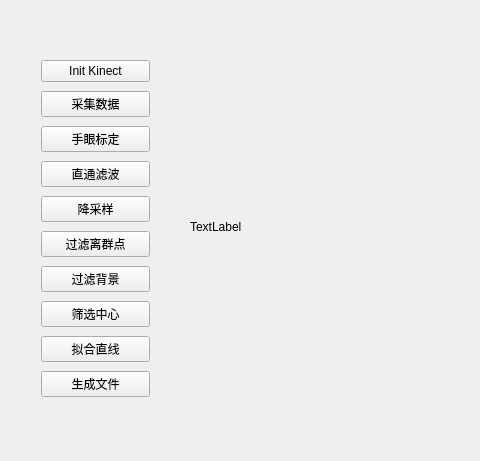
Before: the Qt Designer form project_qt.ui in SneakyLearning/project_qt, drawn with Qt 5; both pictures show x 0 to 480 and y 101 to 562 of the 1058 by 666 pixel window.
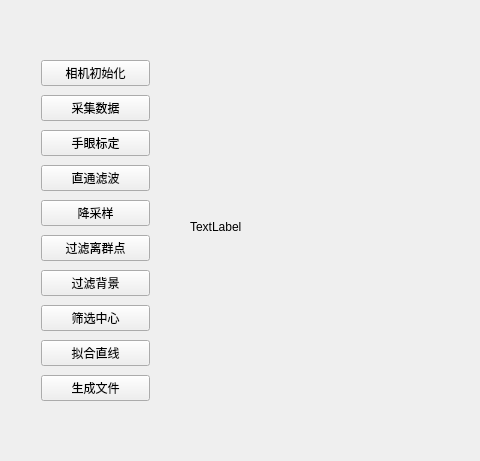
After: the same form once the commit is applied. Custom widgets are drawn as their Qt base class.

```diff
--- a/project_qt.ui
+++ b/project_qt.ui
@@ -43,7 +43,7 @@
      <item>
       <widget class="QPushButton" name="pushButton_init">
        <property name="text">
-        <string>Init Kinect</string>
+        <string>相机初始化</string>
        </property>
       </widget>
      </item>
```
